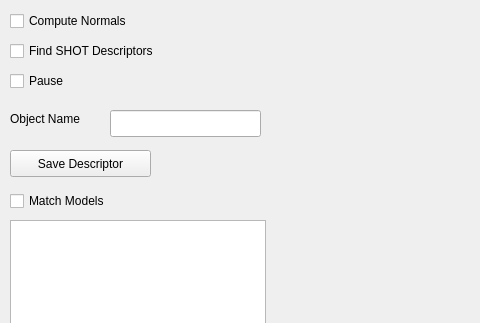
Above: kpoApp.ui from jbeuckm/kinect_pcl_osc_qt before the change; both pictures show x 0 to 480 and y 0 to 323 of the 932 by 521 pixel window. Below: the same form after it.
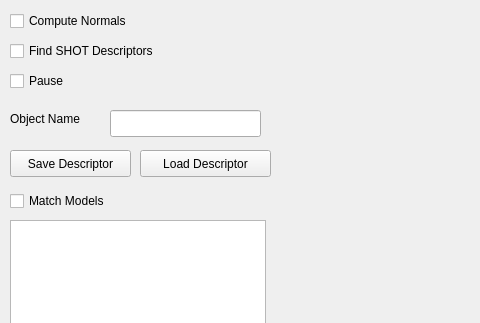
That is the form after the change. Custom widgets are drawn as their Qt base class.

Commit message: saving descriptors seems to work

```diff
--- a/kpoApp.ui
+++ b/kpoApp.ui
@@ -148,7 +148,7 @@
      <rect>
       <x>10</x>
       <y>150</y>
-      <width>141</width>
+      <width>121</width>
       <height>27</height>
      </rect>
     </property>
@@ -202,6 +202,19 @@
      </rect>
     </property>
    </widget>
+   <widget class="QPushButton" name="loadDescriptorButton">
+    <property name="geometry">
+     <rect>
+      <x>140</x>
+      <y>150</y>
+      <width>131</width>
+      <height>27</height>
+     </rect>
+    </property>
+    <property name="text">
+     <string>Load Descriptor</string>
+    </property>
+   </widget>
   </widget>
  </widget>
  <customwidgets>
```
The commit also changes 3 other files.
